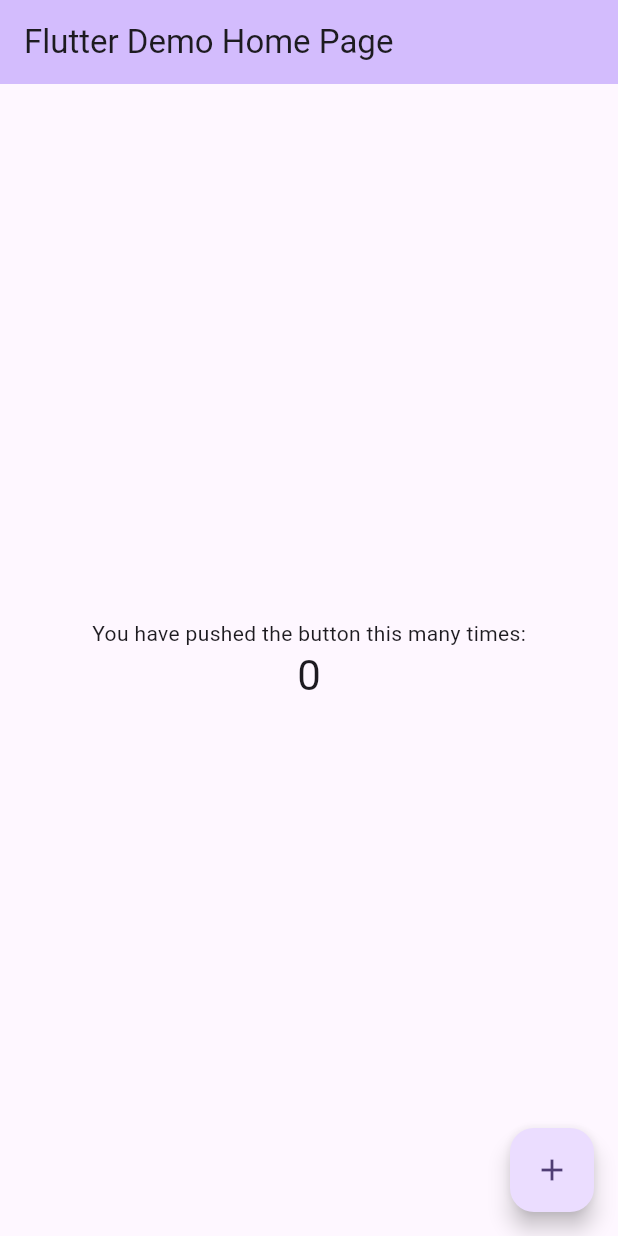
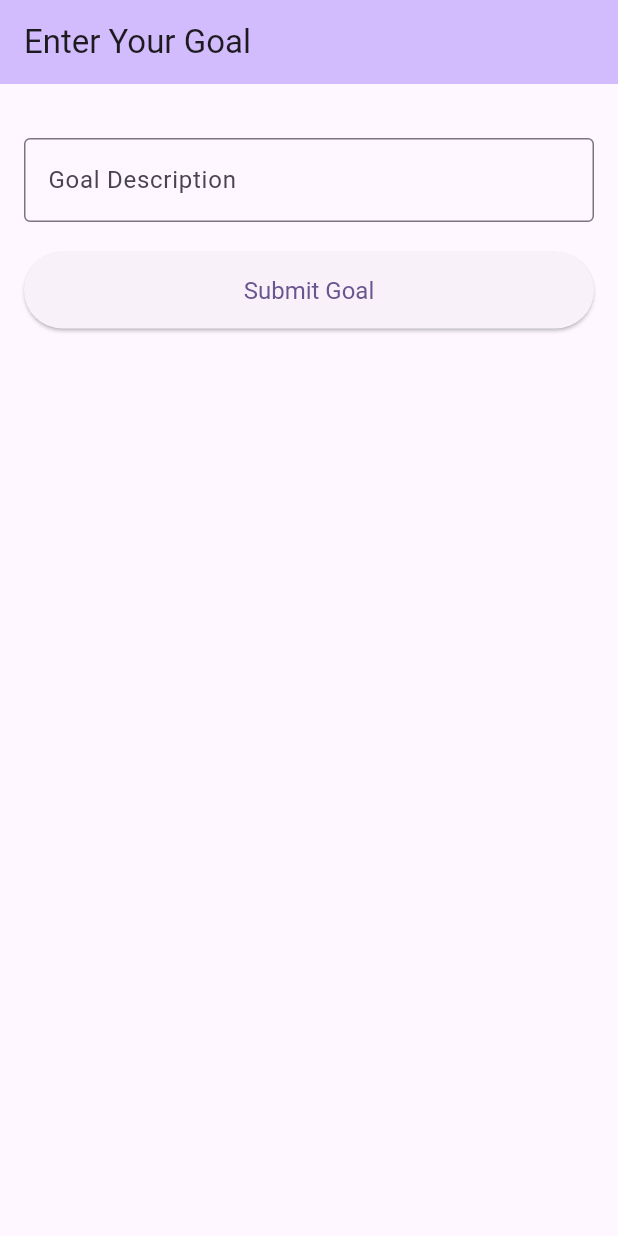
Before and after one commit to compounder26/Questy, a Flutter app: the screen it shows after launch, on a phone screen of 412 x 824 dp. Run offline on Flutter 3.47's test engine with Material 3 defaults, Android fonts, the phone set to English and light mode, and no system bars.

Commit message:
feat: Basic UI for Goal Input & Empty State Validation

```diff
--- a/lib/main.dart
+++ b/lib/main.dart
@@ -7,116 +7,98 @@ void main() {
 class MyApp extends StatelessWidget {
   const MyApp({super.key});
 
-  // This widget is the root of your application.
   @override
   Widget build(BuildContext context) {
     return MaterialApp(
-      title: 'Flutter Demo',
+      title: 'Questy',
       theme: ThemeData(
-        // This is the theme of your application.
-        //
-        // TRY THIS: Try running your application with "flutter run". You'll see
-        // the application has a purple toolbar. Then, without quitting the app,
-        // try changing the seedColor in the colorScheme below to Colors.green
-        // and then invoke "hot reload" (save your changes or press the "hot
-        // reload" button in a Flutter-supported IDE, or press "r" if you used
-        // the command line to start the app).
-        //
-        // Notice that the counter didn't reset back to zero; the application
-        // state is not lost during the reload. To reset the state, use hot
-        // restart instead.
-        //
-        // This works for code too, not just values: Most code changes can be
-        // tested with just a hot reload.
         colorScheme: ColorScheme.fromSeed(seedColor: Colors.deepPurple),
+        useMaterial3: true,
       ),
-      home: const MyHomePage(title: 'Flutter Demo Home Page'),
+      home: const GoalInputScreen(),
     );
   }
 }
 
-class MyHomePage extends StatefulWidget {
-  const MyHomePage({super.key, required this.title});
-
-  // This widget is the home page of your application. It is stateful, meaning
-  // that it has a State object (defined below) that contains fields that affect
-  // how it looks.
-
-  // This class is the configuration for the state. It holds the values (in this
-  // case the title) provided by the parent (in this case the App widget) and
-  // used by the build method of the State. Fields in a Widget subclass are
-  // always marked "final".
-
-  final String title;
+class GoalInputScreen extends StatefulWidget {
+  const GoalInputScreen({super.key});
 
   @override
-  State<MyHomePage> createState() => _MyHomePageState();
+  State<GoalInputScreen> createState() => _GoalInputScreenState();
 }
 
-class _MyHomePageState extends State<MyHomePage> {
-  int _counter = 0;
+class _GoalInputScreenState extends State<GoalInputScreen> {
+  final TextEditingController _goalController = TextEditingController();
+  String? _errorMessage;
 
-  void _incrementCounter() {
-    setState(() {
-      // This call to setState tells the Flutter framework that something has
-      // changed in this State, which causes it to rerun the build method below
-      // so that the display can reflect the updated values. If we changed
-      // _counter without calling setState(), then the build method would not be
-      // called again, and so nothing would appear to happen.
-      _counter++;
-    });
+  void _submitGoal() {
+    if (_goalController.text.trim().isEmpty) {
+      setState(() {
+        _errorMessage = 'Deskripsi tujuan tidak boleh kosong';
+      });
+    } else {
+      setState(() {
+        _errorMessage = null;
+      });
+      // Later, we will add logic to process the goal
+      print('Goal Submitted: ${_goalController.text}');
+      // Potentially clear the text field after submission
+      // _goalController.clear();
+    }
   }
 
   @override
   Widget build(BuildContext context) {
-    // This method is rerun every time setState is called, for instance as done
-    // by the _incrementCounter method above.
-    //
-    // The Flutter framework has been optimized to make rerunning build methods
-    // fast, so that you can just rebuild anything that needs updating rather
-    // than having to individually change instances of widgets.
     return Scaffold(
       appBar: AppBar(
-        // TRY THIS: Try changing the color here to a specific color (to
-        // Colors.amber, perhaps?) and trigger a hot reload to see the AppBar
-        // change color while the other colors stay the same.
+        title: const Text('Enter Your Goal'),
         backgroundColor: Theme.of(context).colorScheme.inversePrimary,
-        // Here we take the value from the MyHomePage object that was created by
-        // the App.build method, and use it to set our appbar title.
-        title: Text(widget.title),
       ),
-      body: Center(
-        // Center is a layout widget. It takes a single child and positions it
-        // in the middle of the parent.
+      body: Padding(
+        padding: const EdgeInsets.all(16.0),
         child: Column(
-          // Column is also a layout widget. It takes a list of children and
-          // arranges them vertically. By default, it sizes itself to fit its
-          // children horizontally, and tries to be as tall as its parent.
-          //
-          // Column has various properties to control how it sizes itself and
-          // how it positions its children. Here we use mainAxisAlignment to
-          // center the children vertically; the main axis here is the vertical
-          // axis because Columns are vertical (the cross axis would be
-          // horizontal).
-          //
-          // TRY THIS: Invoke "debug painting" (choose the "Toggle Debug Paint"
-          // action in the IDE, or press "p" in the console), to see the
-          // wireframe for each widget.
-          mainAxisAlignment: MainAxisAlignment.center,
+          // Using crossAxisAlignment to stretch the TextField and Button horizontally
+          crossAxisAlignment: CrossAxisAlignment.stretch,
           children: <Widget>[
-            const Text('You have pushed the button this many times:'),
-            Text(
-              '$_counter',
-              style: Theme.of(context).textTheme.headlineMedium,
+            // Added some spacing at the top
+            const SizedBox(height: 20),
+            TextField(
+              controller: _goalController,
+              decoration: InputDecoration(
+                labelText: 'Goal Description',
+                hintText: 'E.g., Learn to play guitar',
+                border: const OutlineInputBorder(),
+                errorText: _errorMessage,
+              ),
+              onChanged: (text) {
+                // Clear error message when user starts typing
+                if (_errorMessage != null && text.isNotEmpty) {
+                  setState(() {
+                    _errorMessage = null;
+                  });
+                }
+              },
             ),
+            const SizedBox(height: 20),
+            ElevatedButton(
+              onPressed: _submitGoal,
+              style: ElevatedButton.styleFrom(
+                padding: const EdgeInsets.symmetric(vertical: 16.0),
+                textStyle: const TextStyle(fontSize: 16),
+              ),
+              child: const Text('Submit Goal'),
+            ),
+            // This Spacer pushes the content to the top, if Column's mainAxisAlignment is start
+            // const Spacer(),
           ],
         ),
       ),
-      floatingActionButton: FloatingActionButton(
-        onPressed: _incrementCounter,
-        tooltip: 'Increment',
-        child: const Icon(Icons.add),
-      ), // This trailing comma makes auto-formatting nicer for build methods.
     );
   }
+
+  @override
+  void dispose() {
+    _goalController.dispose();
+    super.dispose();
+  }
 }
```
